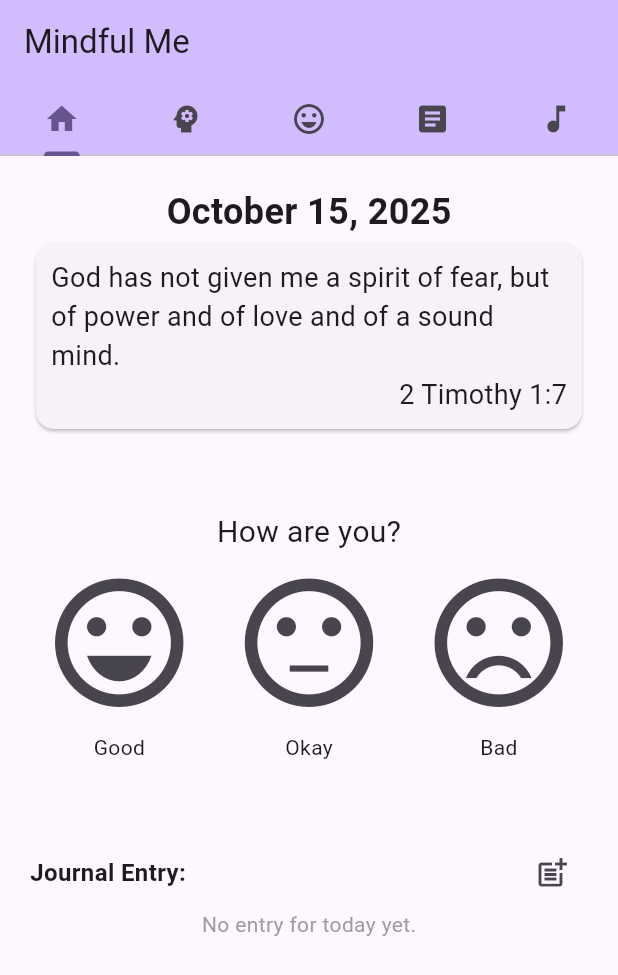
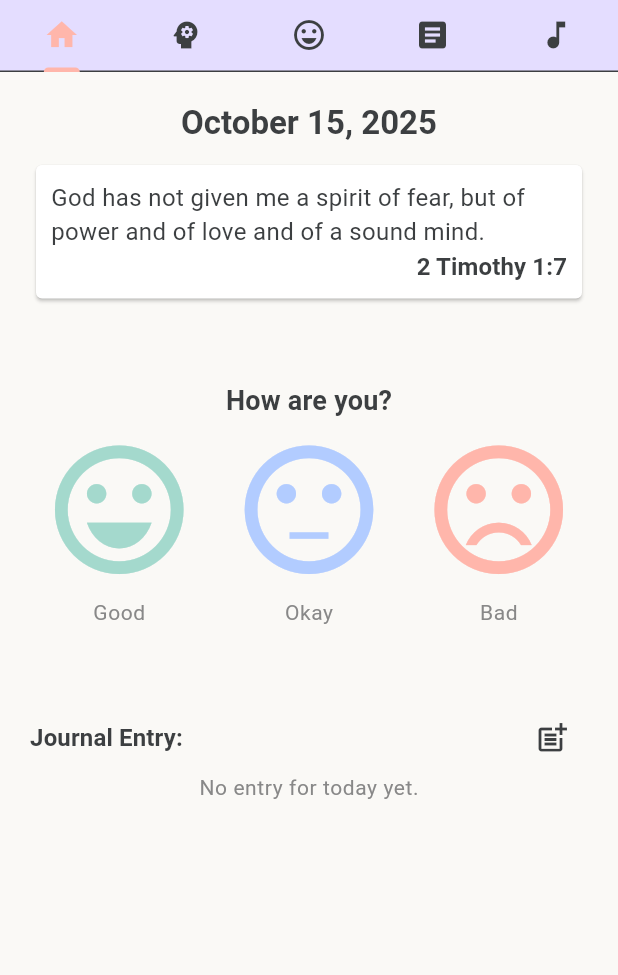
Before and after one commit to lajacl/mindfulness-app, a Flutter app: the screen it shows after launch, on a phone screen of 412 x 824 dp. Shown: the top 975 px of the screen. Run offline on Flutter 3.47's test engine with Material 3 defaults, Android fonts, the phone set to English and light mode, and no system bars; our stand-ins replace shared_preferences, youtube_player_iframe.

Commit message:
Use app theme across pages

```diff
--- a/lib/data.dart
+++ b/lib/data.dart
@@ -1,7 +1,7 @@
 import 'package:flutter/material.dart';
-import 'package:flutter/widgets.dart';
+import 'theme.dart';
 
-final List<Map<String, String>> videoExercises = [
+const List<Map<String, String>> videoExercises = [
   {"title": "Be Present", "videoId": "ZToicYcHIOU"},
   {"title": "Letting Go", "videoId": "syx3a1_LeFo"},
   {"title": "Self Soothing", "videoId": "Xl_B45DpMLU"},
@@ -15,7 +15,7 @@ final List<Map<String, String>> videoExercises = [
   {"title": "Just Breathe", "videoId": "IyW4nwfwunw"},
 ];
 
-final List<Map<String, String>> textExercises = [
+const List<Map<String, String>> textExercises = [
   {
     "title": "Body Scan Meditation",
     "text":
@@ -108,12 +108,25 @@ final List<Map<String, String>> textExercises = [
 ];
 
 enum Mood {
-  good(label: 'Good', icon: Icons.sentiment_very_satisfied),
-  okay(label: 'Okay', icon: Icons.sentiment_neutral),
-  bad(label: 'Bad', icon: Icons.sentiment_very_dissatisfied);
+  good(
+    label: 'Good',
+    icon: Icons.sentiment_very_satisfied,
+    color: MindfulnessTheme.softTeal,
+  ),
+  okay(
+    label: 'Okay',
+    icon: Icons.sentiment_neutral,
+    color: MindfulnessTheme.skyBlue,
+  ),
+  bad(
+    label: 'Bad',
+    icon: Icons.sentiment_very_dissatisfied,
+    color: MindfulnessTheme.mutedCoral,
+  );
 
-  const Mood({required this.label, required this.icon});
+  const Mood({required this.label, required this.icon, required this.color});
 
   final String label;
   final IconData icon;
+  final Color color;
 }
--- a/lib/home.dart
+++ b/lib/home.dart
@@ -1,6 +1,7 @@
 import 'package:flutter/material.dart';
 import 'package:intl/intl.dart';
 import 'package:mindfulness_app/data.dart';
+import 'package:mindfulness_app/theme.dart';
 import 'package:shared_preferences/shared_preferences.dart';
 
 class HomePage extends StatefulWidget {
@@ -76,21 +77,29 @@ class _HomePageState extends State<HomePage> {
             children: <Widget>[
               Text(
                 _getDate(),
-                style: TextStyle(fontWeight: FontWeight.bold, fontSize: 24),
+                style: Theme.of(context).textTheme.headlineLarge,
               ),
+              SizedBox(height: 10),
               SizedBox(
                 width: double.infinity,
                 child: Card(
+                  color: Colors.white,
+                  shape: RoundedRectangleBorder(
+                    borderRadius: BorderRadiusGeometry.circular(4),
+                  ),
                   child: Padding(
                     padding: EdgeInsets.all(10),
                     child: Column(
                       children: [
-                        Text(_message['text']!, style: TextStyle(fontSize: 18)),
+                        Text(
+                          _message['text']!,
+                          style: Theme.of(context).textTheme.bodyMedium,
+                        ),
                         Align(
                           alignment: AlignmentGeometry.bottomRight,
                           child: Text(
                             _message['verse']!,
-                            style: TextStyle(fontSize: 18),
+                            style: Theme.of(context).textTheme.titleSmall,
                           ),
                         ),
                       ],
@@ -102,7 +111,10 @@ class _HomePageState extends State<HomePage> {
               if (_mood == null)
                 Column(
                   children: [
-                    Text('How are you?', style: TextStyle(fontSize: 20)),
+                    Text(
+                      'How are you?',
+                      style: Theme.of(context).textTheme.titleMedium,
+                    ),
                     Row(
                       mainAxisAlignment: MainAxisAlignment.spaceBetween,
                       children: Mood.values.map((mood) {
@@ -112,10 +124,14 @@ class _HomePageState extends State<HomePage> {
                               icon: Icon(
                                 mood.icon,
                                 size: screenWidth / (Mood.values.length + 1),
+                                color: mood.color,
                               ),
                               onPressed: () => _updateMood(mood),
                             ),
-                            Text(mood.label),
+                            Text(
+                              mood.label,
+                              style: Theme.of(context).textTheme.bodySmall,
+                            ),
                           ],
                         );
                       }).toList(),
@@ -125,10 +141,17 @@ class _HomePageState extends State<HomePage> {
               else
                 Column(
                   children: [
-                    Icon(_mood!.icon, size: screenWidth / 4),
+                    Icon(
+                      _mood!.icon,
+                      size: screenWidth / 4,
+                      color: _mood!.color,
+                    ),
                     TextButton.icon(
-                      label: Text(_mood!.label),
-                      icon: Icon(Icons.edit),
+                      label: Text(
+                        _mood!.label,
+                        style: Theme.of(context).textTheme.bodySmall,
+                      ),
+                      icon: Icon(Icons.edit, color: MindfulnessTheme.softGray),
                       iconAlignment: IconAlignment.end,
                       onPressed: () => _updateMood(null),
                     ),
@@ -140,7 +163,7 @@ class _HomePageState extends State<HomePage> {
                 children: [
                   Text(
                     'Journal Entry:',
-                    style: TextStyle(fontSize: 16, fontWeight: FontWeight.bold),
+                    style: Theme.of(context).textTheme.titleSmall,
                   ),
                   IconButton(
                     onPressed: () {
@@ -155,7 +178,7 @@ class _HomePageState extends State<HomePage> {
               if (_journalEntry.isEmpty)
                 Text(
                   'No entry for today yet.',
-                  style: TextStyle(color: Colors.grey),
+                  style: Theme.of(context).textTheme.bodySmall,
                 )
               else
                 Container(
@@ -163,12 +186,15 @@ class _HomePageState extends State<HomePage> {
                   height: 100,
                   decoration: BoxDecoration(
                     border: Border.all(),
-                    borderRadius: BorderRadius.all(Radius.circular(10)),
+                    borderRadius: BorderRadius.all(Radius.circular(4)),
                   ),
                   child: SingleChildScrollView(
                     child: Padding(
                       padding: EdgeInsets.all(20),
-                      child: Text(_journalEntry),
+                      child: Text(
+                        _journalEntry,
+                        style: Theme.of(context).textTheme.bodySmall,
+                      ),
                     ),
                   ),
                 ),
--- a/lib/main.dart
+++ b/lib/main.dart
@@ -1,8 +1,9 @@
 import 'package:flutter/material.dart';
+import 'package:mindfulness_app/exercises.dart';
 import 'package:mindfulness_app/home.dart';
-import 'package:mindfulness_app/exercises.dart';
 import 'package:mindfulness_app/journal.dart';
 import 'package:mindfulness_app/mood.dart';
+import 'package:mindfulness_app/theme.dart';
 
 void main() {
   runApp(const MindfulnessApp());
@@ -15,9 +16,7 @@ class MindfulnessApp extends StatelessWidget {
   Widget build(BuildContext context) {
     return MaterialApp(
       title: 'Mindfulness App',
-      theme: ThemeData(
-        colorScheme: ColorScheme.fromSeed(seedColor: Colors.deepPurple),
-      ),
+      theme: MindfulnessTheme.theme,
       home: const MainPage(title: 'Mindful Me'),
       debugShowCheckedModeBanner: false,
     );
@@ -55,6 +54,7 @@ class _MainPageState extends State<MainPage>
       length: 5,
       child: Scaffold(
         appBar: AppBar(
+          toolbarHeight: 0,
           bottom: TabBar(
             controller: _tabController,
             tabs: const [
@@ -66,10 +66,10 @@ class _MainPageState extends State<MainPage>
             ],
           ),
           backgroundColor: Theme.of(context).colorScheme.inversePrimary,
-          title: Text(widget.title),
         ),
         body: TabBarView(
           controller: _tabController,
+          physics: NeverScrollableScrollPhysics(),
           children: [
             HomePage(tabController: _tabController),
             ExercisesPage(),
```
Also changed, not shown: lib/exercises.dart (+26 -9 lines), lib/journal.dart (+4 -3 lines), lib/mood.dart (+42 -17 lines).
